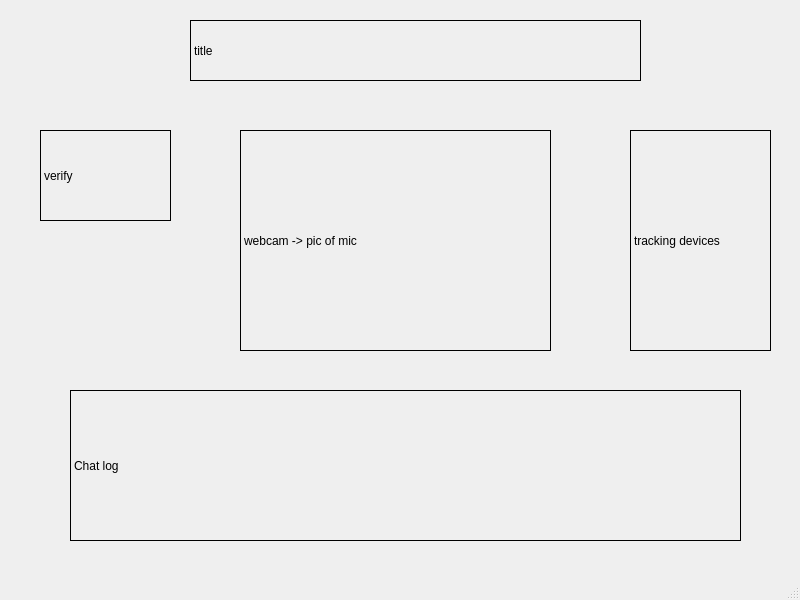
Before: the Qt Designer form Gui.ui in hiimmuc/Tr-l-o, drawn with Qt 5.
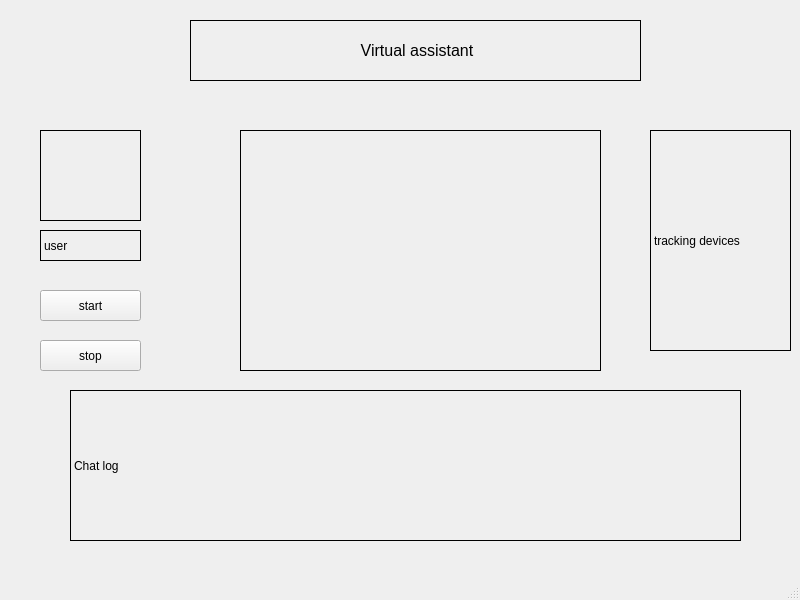
After: the same form once the commit is applied. Icons and pictures are not drawn.

Patch:
```diff
--- a/Gui.ui
+++ b/Gui.ui
@@ -19,8 +19,8 @@
      <rect>
       <x>240</x>
       <y>130</y>
-      <width>311</width>
-      <height>221</height>
+      <width>361</width>
+      <height>241</height>
      </rect>
     </property>
     <property name="autoFillBackground">
@@ -30,7 +30,10 @@
      <enum>QFrame::Box</enum>
     </property>
     <property name="text">
-     <string>webcam -&gt; pic of mic</string>
+     <string/>
+    </property>
+    <property name="pixmap">
+     <pixmap>virtual-assistant.jpg</pixmap>
     </property>
     <property name="scaledContents">
      <bool>true</bool>
@@ -41,7 +44,7 @@
      <rect>
       <x>40</x>
       <y>130</y>
-      <width>131</width>
+      <width>101</width>
       <height>91</height>
      </rect>
     </property>
@@ -49,7 +52,10 @@
      <enum>QFrame::Box</enum>
     </property>
     <property name="text">
-     <string>verify</string>
+     <string/>
+    </property>
+    <property name="pixmap">
+     <pixmap>Question-mark-face.jpg</pixmap>
     </property>
     <property name="scaledContents">
      <bool>true</bool>
@@ -64,11 +70,14 @@
       <height>61</height>
      </rect>
     </property>
+    <property name="autoFillBackground">
+     <bool>true</bool>
+    </property>
     <property name="frameShape">
      <enum>QFrame::Box</enum>
     </property>
     <property name="text">
-     <string>title</string>
+     <string>&lt;html&gt;&lt;head/&gt;&lt;body&gt;&lt;p align=&quot;center&quot;&gt;&lt;span style=&quot; font-size:12pt;&quot;&gt;Virtual assistant&lt;/span&gt;&lt;/p&gt;&lt;/body&gt;&lt;/html&gt;</string>
     </property>
     <property name="scaledContents">
      <bool>true</bool>
@@ -96,7 +105,7 @@
    <widget class="QLabel" name="label_5">
     <property name="geometry">
      <rect>
-      <x>630</x>
+      <x>650</x>
       <y>130</y>
       <width>141</width>
       <height>221</height>
@@ -109,6 +118,51 @@
      <string>tracking devices</string>
     </property>
    </widget>
+   <widget class="QLabel" name="label_6">
+    <property name="geometry">
+     <rect>
+      <x>40</x>
+      <y>230</y>
+      <width>101</width>
+      <height>31</height>
+     </rect>
+    </property>
+    <property name="frameShape">
+     <enum>QFrame::Box</enum>
+    </property>
+    <property name="text">
+     <string>user</string>
+    </property>
+    <property name="scaledContents">
+     <bool>true</bool>
+    </property>
+   </widget>
+   <widget class="QPushButton" name="pushButton">
+    <property name="geometry">
+     <rect>
+      <x>40</x>
+      <y>290</y>
+      <width>101</width>
+      <height>31</height>
+     </rect>
+    </property>
+    <property name="text">
+     <string>start</string>
+    </property>
+   </widget>
+   <widget class="QPushButton" name="pushButton_2">
+    <property name="geometry">
+     <rect>
+      <x>40</x>
+      <y>340</y>
+      <width>101</width>
+      <height>31</height>
+     </rect>
+    </property>
+    <property name="text">
+     <string>stop</string>
+    </property>
+   </widget>
   </widget>
   <widget class="QMenuBar" name="menubar">
    <property name="geometry">
```
